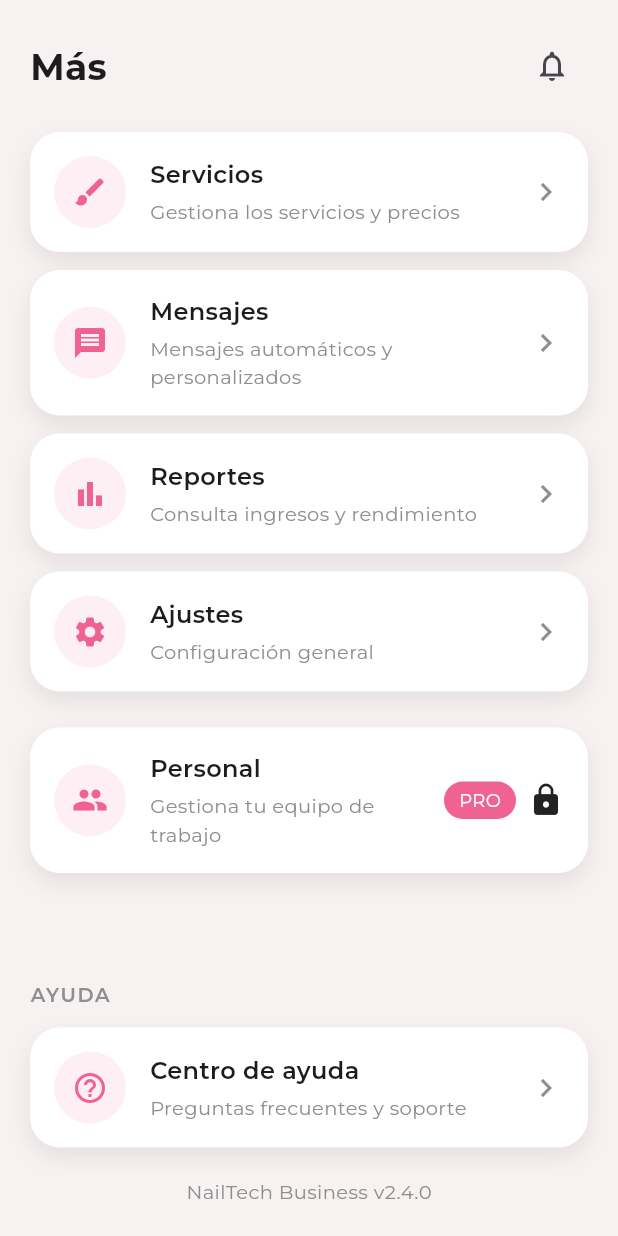
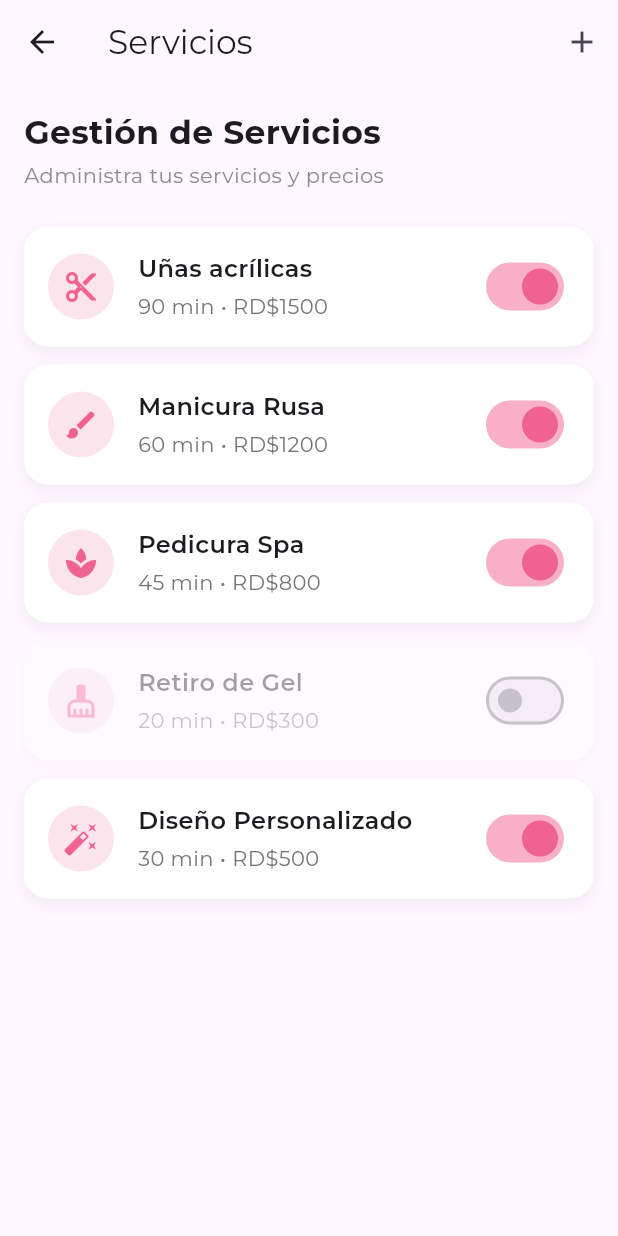
Before and after one commit to Juan-Cast19/manicuristas, a Flutter app: the MorePage screen opened directly, after a tap on "Servicios", on a phone screen of 412 x 824 dp. Run offline on Flutter 3.47's test engine with Material 3 defaults, Android fonts, the light colour scheme and no system bars.

Commit message:
Creacion de pantalla Servicios y Se Enlazo con la Pantalla de MAS...

```diff
--- a/lib/features/more/presentation/more_page.dart
+++ b/lib/features/more/presentation/more_page.dart
@@ -1,10 +1,8 @@
-
-
-//Import Flutter
+//IMPORT FLUTTER
 import 'package:flutter/material.dart';
-//Import Navegacion
-
-//Import Core
+//IMPORT NAVEGATION
+import 'package:manicuristas/features/services/presentation/services_page.dart';
+//IMPORT CORE
 import 'package:manicuristas/core/theme/app_colors.dart';
 import 'package:manicuristas/core/theme/app_text_styles.dart';
 import 'package:manicuristas/core/widgets/more_option_tile.dart';
@@ -42,8 +40,16 @@ class MorePage extends StatelessWidget {
                 icon: Icons.brush,
                 title: 'Servicios',
                 subtitle: 'Gestiona los servicios y precios',
-                onTap: () {},
+                onTap: () {
+                  Navigator.push(
+                    context,
+                    MaterialPageRoute(
+                      builder: (_) => const ServicesPage(),
+                    ),
+                  );
+                },
               ),
+
               const SizedBox(height: 12),
 
               MoreOptionTile(
--- /dev/null
+++ b/lib/features/services/presentation/services_page.dart
@@ -0,0 +1,219 @@
+//IMPORT FLUTTER
+import 'package:flutter/material.dart';
+//IMPORT CORE
+import 'package:manicuristas/core/theme/app_colors.dart';
+
+
+class ServicesPage extends StatefulWidget {
+  const ServicesPage({super.key});
+
+  @override
+  State<ServicesPage> createState() => _ServicesPageState();
+}
+
+class _ServicesPageState extends State<ServicesPage> {
+  final List<_ServiceItem> _services = [
+    _ServiceItem(
+      name: 'Uñas acrílicas',
+      duration: 90,
+      price: 1500,
+      isActive: true,
+      icon: Icons.content_cut,
+    ),
+    _ServiceItem(
+      name: 'Manicura Rusa',
+      duration: 60,
+      price: 1200,
+      isActive: true,
+      icon: Icons.brush,
+    ),
+    _ServiceItem(
+      name: 'Pedicura Spa',
+      duration: 45,
+      price: 800,
+      isActive: true,
+      icon: Icons.spa,
+    ),
+    _ServiceItem(
+      name: 'Retiro de Gel',
+      duration: 20,
+      price: 300,
+      isActive: false,
+      icon: Icons.cleaning_services,
+    ),
+    _ServiceItem(
+      name: 'Diseño Personalizado',
+      duration: 30,
+      price: 500,
+      isActive: true,
+      icon: Icons.auto_fix_high,
+    ),
+  ];
+
+  void _toggleService(int index, bool value) {
+    setState(() {
+      _services[index] = _services[index].copyWith(isActive: value);
+    });
+
+    ScaffoldMessenger.of(context).showSnackBar(
+      SnackBar(
+        content: Text(
+          value ? 'Servicio activado' : 'Servicio desactivado',
+        ),
+        duration: const Duration(seconds: 2),
+      ),
+    );
+  }
+
+  void _editService(_ServiceItem service) {
+    // Aquí luego navegaremos a EditServicePage
+    debugPrint('Editar servicio: ${service.name}');
+  }
+
+  @override
+  Widget build(BuildContext context) {
+    return Scaffold(
+      appBar: AppBar(
+        title: const Text('Servicios'),
+        leading: const BackButton(),
+        actions: [
+          IconButton(
+            icon: const Icon(Icons.add),
+            onPressed: () {
+              // Crear nuevo servicio (más adelante)
+            },
+          )
+        ],
+      ),
+      body: Padding(
+        padding: const EdgeInsets.symmetric(horizontal: 16),
+        child: Column(
+          crossAxisAlignment: CrossAxisAlignment.start,
+          children: [
+            const SizedBox(height: 16),
+            const Text(
+              'Gestión de Servicios',
+              style: TextStyle(
+                fontSize: 22,
+                fontWeight: FontWeight.bold,
+              ),
+            ),
+            const SizedBox(height: 4),
+            Text(
+              'Administra tus servicios y precios',
+              style: TextStyle(
+                color: AppColors.textSecondary,
+              ),
+            ),
+            const SizedBox(height: 24),
+            Expanded(
+              child: ListView.separated(
+                itemCount: _services.length,
+                separatorBuilder: (_, __) =>
+                    const SizedBox(height: 12),
+                itemBuilder: (context, index) {
+                  final service = _services[index];
+                  final isDisabled = !service.isActive;
+
+                  return InkWell(
+                    borderRadius: BorderRadius.circular(16),
+                    onTap: () => _editService(service),
+                    child: Opacity(
+                      opacity: isDisabled ? 0.4 : 1,
+                      child: Container(
+                        padding: const EdgeInsets.all(16),
+                        decoration: BoxDecoration(
+                          color: Colors.white,
+                          borderRadius: BorderRadius.circular(16),
+                          boxShadow: [
+                            BoxShadow(
+                              color: Colors.black.withValues(alpha: 0.05),
+                              blurRadius: 8,
+                              offset: const Offset(0, 4),
+                            ),
+                          ],
+                        ),
+                        child: Row(
+                          children: [
+                            Container(
+                              width: 44,
+                              height: 44,
+                              decoration: BoxDecoration(
+                                color: Colors.pink.shade50,
+                                shape: BoxShape.circle,
+                              ),
+                              child: Icon(
+                                service.icon,
+                                color: AppColors.primary,
+                              ),
+                            ),
+                            const SizedBox(width: 16),
+                            Expanded(
+                              child: Column(
+                                crossAxisAlignment:
+                                    CrossAxisAlignment.start,
+                                children: [
+                                  Text(
+                                    service.name,
+                                    style: const TextStyle(
+                                      fontSize: 16,
+                                      fontWeight: FontWeight.w600,
+                                    ),
+                                  ),
+                                  const SizedBox(height: 4),
+                                  Text(
+                                    '${service.duration} min • RD\$${service.price}',
+                                    style: TextStyle(
+                                      color: Colors.grey.shade600,
+                                    ),
+                                  ),
+                                ],
+                              ),
+                            ),
+                            Switch(
+                              value: service.isActive,
+                              activeThumbColor: AppColors.primary,
+                              onChanged: (value) =>
+                                  _toggleService(index, value),
+                            ),
+                          ],
+                        ),
+                      ),
+                    ),
+                  );
+                },
+              ),
+            ),
+          ],
+        ),
+      ),
+    );
+  }
+}
+
+/// Modelo local temporal solo para esta pantalla
+class _ServiceItem {
+  final String name;
+  final int duration;
+  final int price;
+  final bool isActive;
+  final IconData icon;
+
+  _ServiceItem({
+    required this.name,
+    required this.duration,
+    required this.price,
+    required this.isActive,
+    required this.icon,
+  });
+
+  _ServiceItem copyWith({bool? isActive}) {
+    return _ServiceItem(
+      name: name,
+      duration: duration,
+      price: price,
+      isActive: isActive ?? this.isActive,
+      icon: icon,
+    );
+  }
+}
```
